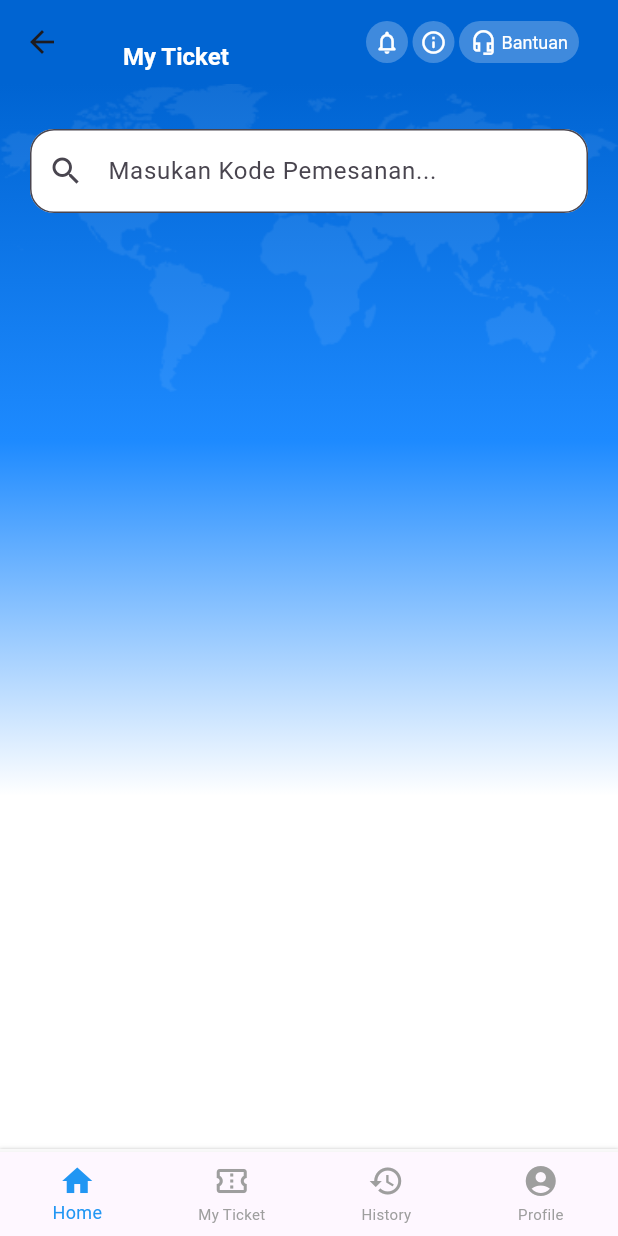
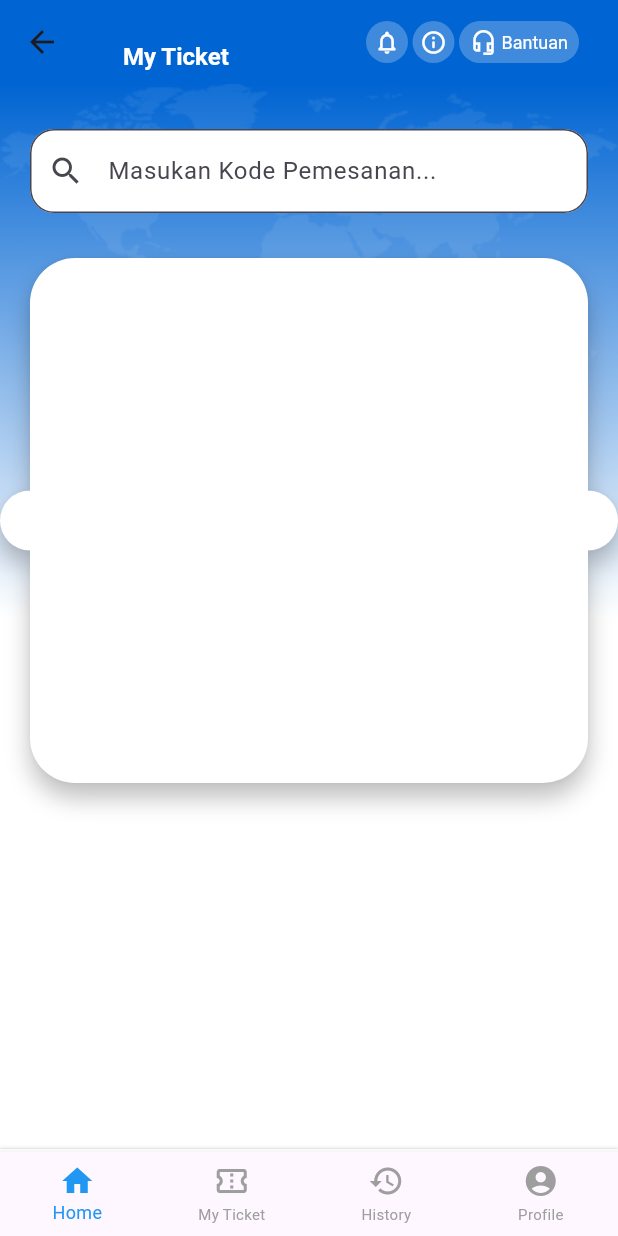
Before and after one commit to Angga21104050/eval-dlu-ferry, a Flutter app: the MyTicketView screen opened by its route, on a phone screen of 412 x 824 dp. Run offline on Flutter 3.47's test engine with Material 3 defaults, Android fonts, the phone set to English and light mode, and no system bars; our stand-ins replace carousel_slider, get, table_calendar.

Commit message:
edit: my ticket

```diff
--- a/lib/app/modules/home/components/round_trip_switch.dart
+++ b/lib/app/modules/home/components/round_trip_switch.dart
@@ -32,7 +32,7 @@ class RoundTripSwitch extends StatelessWidget {
             fit: BoxFit.scaleDown,
             child: Switch(
               value: isRoundTrip,
-              activeColor: Colors.blue.shade500,
+              activeColor: const Color.fromARGB(255, 7, 44, 131),
               inactiveTrackColor: Colors.white,
               focusColor: Colors.blue.shade900,
               onChanged: onChanged,
--- a/lib/app/modules/home/views/home_view.dart
+++ b/lib/app/modules/home/views/home_view.dart
@@ -29,7 +29,6 @@ class HomeView extends GetView<HomeController> {
                 end: Alignment.bottomCenter,
                 colors: [
                   const Color(0xFF0064D2),
-                  const Color(0xFF3798FF),
                   Colors.white, // Warna biru di atas
                   Colors.white, // Warna putih di bawah
                 ],
--- a/lib/app/modules/myTicket/views/my_ticket_view.dart
+++ b/lib/app/modules/myTicket/views/my_ticket_view.dart
@@ -7,6 +7,7 @@ import '../../home/components/custom_navigation_bar.dart';
 
 class MyTicketView extends GetView<MyTicketController> {
   const MyTicketView({super.key});
+
   @override
   Widget build(BuildContext context) {
     Get.put(HomeController());
@@ -21,12 +22,7 @@ class MyTicketView extends GetView<MyTicketController> {
               gradient: LinearGradient(
                 begin: Alignment.topCenter,
                 end: Alignment.bottomCenter,
-                colors: [
-                  Color(0xFF0064D2),
-                  Color(0xFF1D8AFF),
-                  Colors.white,
-                  Colors.white,
-                ],
+                colors: [Color(0xFF0064D2), Colors.white, Colors.white],
               ),
               image: DecorationImage(
                 image: AssetImage("assets/img/map-global.png"),
@@ -58,7 +54,16 @@ class MyTicketView extends GetView<MyTicketController> {
                       onChanged: (value) {},
                     ),
                   ),
-                  Container(),
+                  Container(
+                    margin: EdgeInsets.symmetric(horizontal: 20),
+                    child: CustomPaint(
+                      size: const Size(
+                        double.infinity,
+                        350,
+                      ), // Lebar menyesuaikan, tinggi 350
+                      painter: RoundedCutoutPainter(),
+                    ),
+                  ),
                 ],
               ),
             ),
@@ -69,3 +74,35 @@ class MyTicketView extends GetView<MyTicketController> {
     );
   }
 }
+
+class RoundedCutoutPainter extends CustomPainter {
+  @override
+  void paint(Canvas canvas, Size size) {
+    Paint paint = Paint()..color = Colors.white; // Warna latar belakang
+
+    RRect rect = RRect.fromRectAndRadius(
+      Rect.fromLTWH(0, 0, size.width, size.height),
+      const Radius.circular(30), // Sudut melengkung
+    );
+
+    Path path = Path()..addRRect(rect);
+
+    // Potongan kecil di sisi kiri dan kanan
+    double cutoutSize = 20;
+    path.addOval(
+      Rect.fromCircle(center: Offset(0, size.height / 2), radius: cutoutSize),
+    );
+    path.addOval(
+      Rect.fromCircle(
+        center: Offset(size.width, size.height / 2),
+        radius: cutoutSize,
+      ),
+    );
+
+    canvas.drawShadow(path, Colors.black, 5.0, false);
+    canvas.drawPath(path, paint);
+  }
+
+  @override
+  bool shouldRepaint(covariant CustomPainter oldDelegate) => false;
+}
```
Also changed, not shown: assets/img/ticket-card.png (added).
